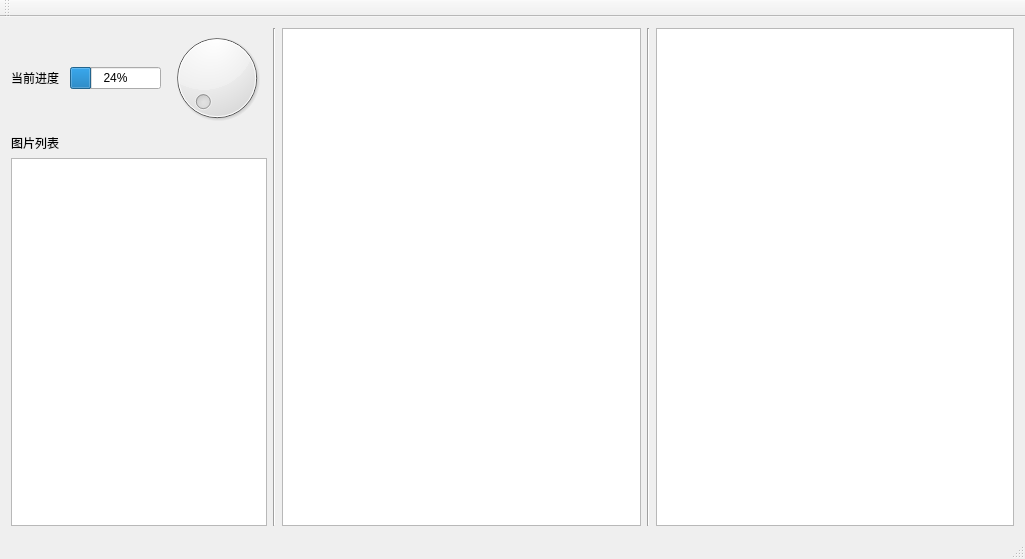
Above: qt_project/MainWindow.ui from hejiangda/DaDaXiuXiu before the change. Below: the same form after it.
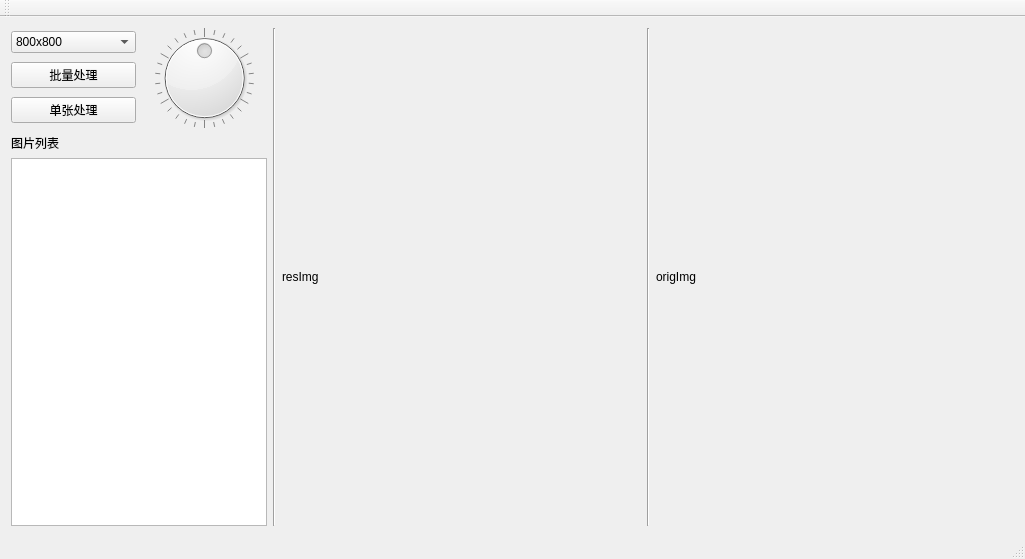
That is the form after the change.

```diff
--- a/qt_project/MainWindow.ui
+++ b/qt_project/MainWindow.ui
@@ -17,45 +17,51 @@
    <string>MainWindow</string>
   </property>
   <widget class="QWidget" name="centralWidget">
-   <layout class="QHBoxLayout" name="horizontalLayout_3" stretch="0,0,0">
-    <property name="sizeConstraint">
-     <enum>QLayout::SetMaximumSize</enum>
-    </property>
+   <layout class="QHBoxLayout" name="horizontalLayout_3">
     <item>
      <layout class="QVBoxLayout" name="verticalLayout">
       <property name="spacing">
        <number>6</number>
       </property>
+      <property name="sizeConstraint">
+       <enum>QLayout::SetMinimumSize</enum>
+      </property>
       <item>
        <layout class="QHBoxLayout" name="horizontalLayout_2">
         <property name="sizeConstraint">
          <enum>QLayout::SetMinimumSize</enum>
         </property>
         <item>
-         <widget class="QLabel" name="label_2">
-          <property name="sizePolicy">
-           <sizepolicy hsizetype="Minimum" vsizetype="Preferred">
-            <horstretch>0</horstretch>
-            <verstretch>0</verstretch>
-           </sizepolicy>
-          </property>
-          <property name="text">
-           <string>当前进度</string>
-          </property>
-         </widget>
-        </item>
-        <item>
-         <widget class="QProgressBar" name="progressBar">
-          <property name="sizePolicy">
-           <sizepolicy hsizetype="Minimum" vsizetype="Fixed">
-            <horstretch>0</horstretch>
-            <verstretch>0</verstretch>
-           </sizepolicy>
-          </property>
-          <property name="value">
-           <number>24</number>
-          </property>
-         </widget>
+         <layout class="QVBoxLayout" name="verticalLayout_5">
+          <item>
+           <widget class="QComboBox" name="comboBox">
+            <item>
+             <property name="text">
+              <string>800x800</string>
+             </property>
+            </item>
+            <item>
+             <property name="text">
+              <string>800x1200</string>
+             </property>
+            </item>
+           </widget>
+          </item>
+          <item>
+           <widget class="QPushButton" name="pushButton">
+            <property name="text">
+             <string>批量处理</string>
+            </property>
+           </widget>
+          </item>
+          <item>
+           <widget class="QPushButton" name="pushButton_2">
+            <property name="text">
+             <string>单张处理</string>
+            </property>
+           </widget>
+          </item>
+         </layout>
         </item>
         <item>
          <widget class="QDial" name="dial">
@@ -65,6 +71,21 @@
             <verstretch>0</verstretch>
            </sizepolicy>
           </property>
+          <property name="minimum">
+           <number>-30</number>
+          </property>
+          <property name="maximum">
+           <number>30</number>
+          </property>
+          <property name="wrapping">
+           <bool>true</bool>
+          </property>
+          <property name="notchTarget">
+           <double>3.700000000000000</double>
+          </property>
+          <property name="notchesVisible">
+           <bool>true</bool>
+          </property>
          </widget>
         </item>
        </layout>
@@ -102,22 +123,42 @@
      </widget>
     </item>
     <item>
-     <layout class="QHBoxLayout" name="horizontalLayout">
+     <layout class="QGridLayout" name="gridLayout">
       <property name="sizeConstraint">
-       <enum>QLayout::SetMinimumSize</enum>
+       <enum>QLayout::SetMaximumSize</enum>
       </property>
-      <item>
-       <widget class="QGraphicsView" name="resGraphView"/>
+      <item row="0" column="2">
+       <widget class="QLabel" name="origImg">
+        <property name="sizePolicy">
+         <sizepolicy hsizetype="Expanding" vsizetype="Expanding">
+          <horstretch>0</horstretch>
+          <verstretch>0</verstretch>
+         </sizepolicy>
+        </property>
+        <property name="text">
+         <string>origImg</string>
+        </property>
+       </widget>
       </item>
-      <item>
+      <item row="0" column="1">
        <widget class="Line" name="line_2">
         <property name="orientation">
          <enum>Qt::Vertical</enum>
         </property>
        </widget>
       </item>
-      <item>
-       <widget class="QGraphicsView" name="origGraphView"/>
+      <item row="0" column="0">
+       <widget class="QLabel" name="resImg">
+        <property name="sizePolicy">
+         <sizepolicy hsizetype="Expanding" vsizetype="Expanding">
+          <horstretch>0</horstretch>
+          <verstretch>0</verstretch>
+         </sizepolicy>
+        </property>
+        <property name="text">
+         <string>resImg</string>
+        </property>
+       </widget>
       </item>
      </layout>
     </item>
```
